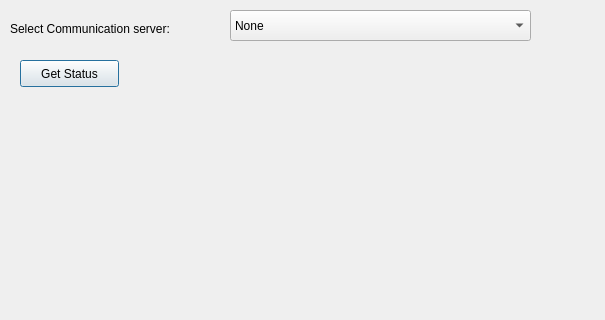
Qt form commands.ui (calebxyz/bitcon_server) before a commit.
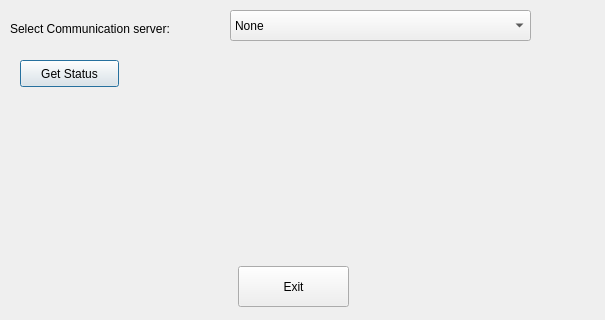
The same form after that commit.

```diff
--- a/commands.ui
+++ b/commands.ui
@@ -54,6 +54,19 @@
     <string>Get Status</string>
    </property>
   </widget>
+  <widget class="QPushButton" name="pushButton_2">
+   <property name="geometry">
+    <rect>
+     <x>238</x>
+     <y>266</y>
+     <width>111</width>
+     <height>41</height>
+    </rect>
+   </property>
+   <property name="text">
+    <string>Exit</string>
+   </property>
+  </widget>
  </widget>
  <resources/>
  <connections/>
```
